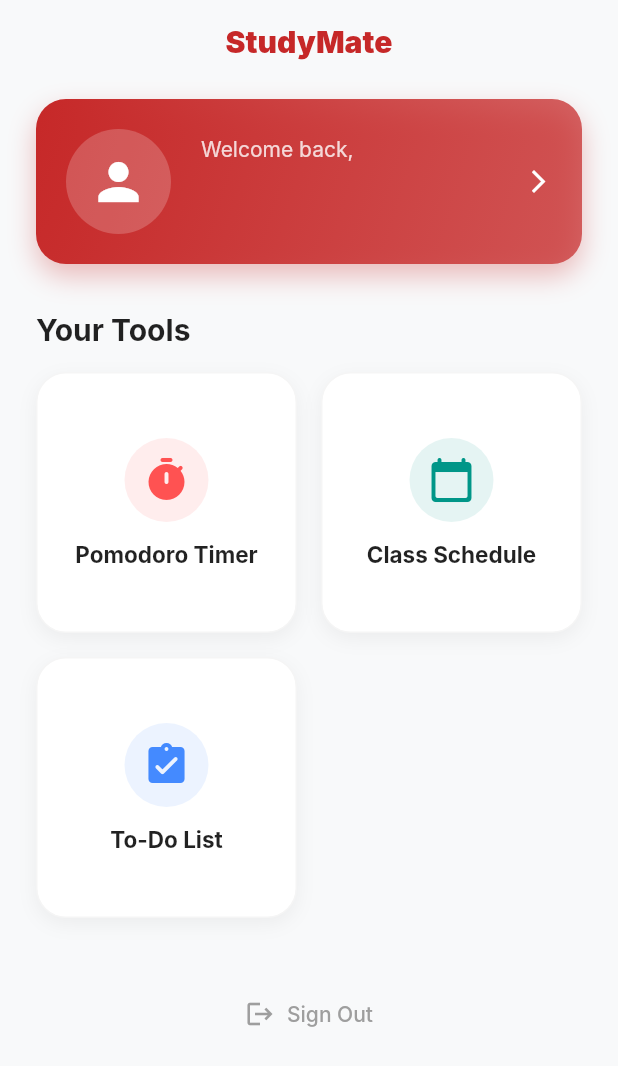
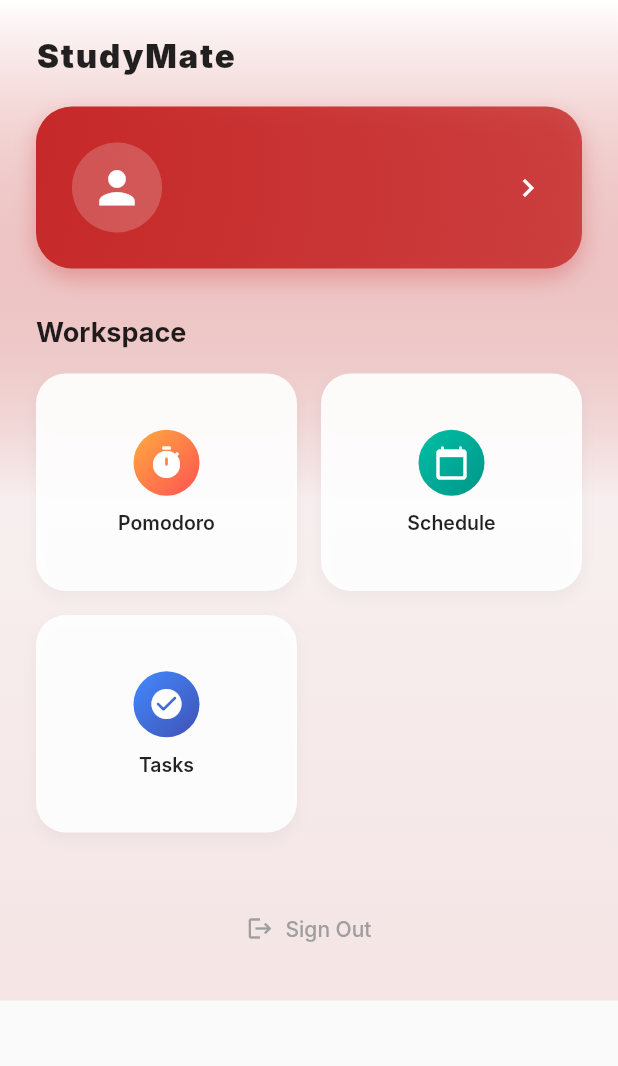
Before and after one commit to arishaahmad/study-mate-application, a Flutter app: the DashboardScreen screen opened directly, on a phone screen of 412 x 824 dp. Shown: the top 1066 px of the screen. Run offline on Flutter 3.47's test engine with Material 3 defaults, Android fonts, the phone set to English and light mode, and no system bars; our stand-ins replace supabase_flutter; accounts and stored records are empty; Roboto replaces fonts that are missing (Inter).

Commit message:
updated UI

```diff
--- a/lib/screens/dashboard_screen.dart
+++ b/lib/screens/dashboard_screen.dart
@@ -11,7 +11,6 @@ final supabase = Supabase.instance.client;
 class DashboardScreen extends StatelessWidget {
   const DashboardScreen({super.key});
 
-  // Fetches name and metadata for the header
   Map<String, String> _getUserData() {
     final user = supabase.auth.currentUser;
     final metadata = user?.userMetadata;
@@ -21,118 +20,85 @@ class DashboardScreen extends StatelessWidget {
     };
   }
 
-  // REFINED: Distinct Profile Header Widget
+  // --- HEADER: LARGE & PROMINENT ---
   Widget _buildProfileHeader(BuildContext context) {
     final userData = _getUserData();
     final primaryColor = Theme.of(context).primaryColor;
 
     return InkWell(
-      onTap: () {
-        Navigator.of(context).push(
-          MaterialPageRoute(builder: (context) => const ProfileScreen()),
-        );
-      },
-      borderRadius: BorderRadius.circular(20),
+      onTap: () => Navigator.push(context, MaterialPageRoute(builder: (context) => const ProfileScreen())),
+      borderRadius: BorderRadius.circular(24),
       child: Container(
-        padding: const EdgeInsets.all(20),
+        padding: const EdgeInsets.all(24),
         decoration: BoxDecoration(
           gradient: LinearGradient(
-            colors: [primaryColor, primaryColor.withOpacity(0.7)],
+            colors: [primaryColor, primaryColor.withOpacity(0.8)],
             begin: Alignment.topLeft,
             end: Alignment.bottomRight,
           ),
-          borderRadius: BorderRadius.circular(20),
+          borderRadius: BorderRadius.circular(24),
           boxShadow: [
-            BoxShadow(
-              color: primaryColor.withOpacity(0.3),
-              blurRadius: 15,
-              offset: const Offset(0, 8),
-            ),
+            BoxShadow(color: primaryColor.withOpacity(0.3), blurRadius: 12, offset: const Offset(0, 6)),
           ],
         ),
         child: Row(
           children: [
             CircleAvatar(
-              radius: 35,
+              radius: 30,
               backgroundColor: Colors.white.withOpacity(0.2),
-              child: const Icon(Icons.person, size: 40, color: Colors.white),
+              child: const Icon(Icons.person, size: 35, color: Colors.white),
             ),
-            const SizedBox(width: 20),
+            const SizedBox(width: 16),
             Expanded(
               child: Column(
                 crossAxisAlignment: CrossAxisAlignment.start,
                 children: [
-                  Text(
-                    'Welcome back,',
-                    style: TextStyle(color: Colors.white.withOpacity(0.8), fontSize: 14),
-                  ),
-                  Text(
-                    userData['name']!,
-                    style: const TextStyle(
-                      color: Colors.white,
-                      fontSize: 22,
-                      fontWeight: FontWeight.bold,
-                    ),
-                  ),
-                  Text(
-                    userData['dept']!,
-                    style: TextStyle(color: Colors.white.withOpacity(0.9), fontSize: 14),
-                  ),
+                  Text(userData['name']!, style: const TextStyle(color: Colors.white, fontSize: 20, fontWeight: FontWeight.bold)),
+                  Text(userData['dept']!, style: TextStyle(color: Colors.white.withOpacity(0.8), fontSize: 13)),
                 ],
               ),
             ),
-            const Icon(Icons.arrow_forward_ios, color: Colors.white, size: 18),
+            const Icon(Icons.chevron_right, color: Colors.white),
           ],
         ),
       ),
     );
   }
 
-  // Feature Card for the Grid
-  Widget _buildFeatureCard(
+  // --- TOOLS: SMALLER & COMPACT ---
+  Widget _buildSmallFeatureCard(
       BuildContext context, {
         required String title,
         required IconData icon,
-        required Color color,
+        required List<Color> gradientColors,
         required VoidCallback onTap,
       }) {
     return InkWell(
       onTap: onTap,
       borderRadius: BorderRadius.circular(20),
       child: Container(
-        padding: const EdgeInsets.all(16),
         decoration: BoxDecoration(
-          color: Colors.white,
+          color: Colors.white.withOpacity(0.9),
           borderRadius: BorderRadius.circular(20),
-          border: Border.all(color: Colors.grey.shade100),
           boxShadow: [
-            BoxShadow(
-              color: Colors.black.withOpacity(0.05),
-              blurRadius: 10,
-              offset: const Offset(0, 4),
-            ),
+            BoxShadow(color: Colors.black.withOpacity(0.04), blurRadius: 8, offset: const Offset(0, 4)),
           ],
         ),
         child: Column(
           mainAxisAlignment: MainAxisAlignment.center,
           children: [
             Container(
-              padding: const EdgeInsets.all(12),
+              padding: const EdgeInsets.all(10), // Reduced padding for smaller icons
               decoration: BoxDecoration(
-                color: color.withOpacity(0.1),
+                gradient: LinearGradient(colors: gradientColors, begin: Alignment.topLeft, end: Alignment.bottomRight),
                 shape: BoxShape.circle,
               ),
-              child: Icon(icon, size: 32, color: color),
+              child: Icon(icon, size: 24, color: Colors.white), // Smaller icon size
             ),
-            const SizedBox(height: 12),
+            const SizedBox(height: 10),
             Text(
               title,
-              textAlign: TextAlign.center,
-              style: const TextStyle(
-                fontSize: 15,
-                fontWeight: FontWeight.w700,
-                color: Colors.black87,
-              ),
+              style: const TextStyle(fontSize: 13, fontWeight: FontWeight.w600, color: Colors.black87),
             ),
           ],
         ),
@@ -145,72 +111,64 @@ class DashboardScreen extends StatelessWidget {
     final primaryColor = Theme.of(context).primaryColor;
 
     return Scaffold(
-      backgroundColor: const Color(0xFFF8F9FA), // Slightly off-white background
-      appBar: AppBar(
-        title: const Text('StudyMate', style: TextStyle(fontWeight: FontWeight.w900)),
-        centerTitle: true,
-        backgroundColor: Colors.transparent,
-        elevation: 0,
-        foregroundColor: primaryColor,
-        automaticallyImplyLeading: false,
+      body: Container(
+        // --- PAGE GRADIENT THEME ---
+        decoration: BoxDecoration(
+          gradient: LinearGradient(
+            colors: [Colors.white, primaryColor.withOpacity(0.05), primaryColor.withOpacity(0.1)],
+            begin: Alignment.topCenter,
+            end: Alignment.bottomCenter,
           ),
-      body: SingleChildScrollView(
-        padding: const EdgeInsets.symmetric(horizontal: 24.0),
+        ),
+        child: SafeArea(
+          child: SingleChildScrollView(
+            padding: const EdgeInsets.all(24.0),
             child: Column(
               crossAxisAlignment: CrossAxisAlignment.start,
-          children: <Widget>[
-            const SizedBox(height: 10),
+              children: [
+                const Text('StudyMate', style: TextStyle(fontSize: 22, fontWeight: FontWeight.w900, letterSpacing: 1.2)),
+                const SizedBox(height: 20),
 
-            // --- NEW PROFILE HEADER ---
                 _buildProfileHeader(context),
 
                 const SizedBox(height: 32),
-
-            const Text(
-              'Your Tools',
-              style: TextStyle(
-                fontSize: 20,
-                fontWeight: FontWeight.bold,
-                color: Colors.black87,
-              ),
-            ),
+                const Text('Workspace', style: TextStyle(fontSize: 18, fontWeight: FontWeight.bold)),
                 const SizedBox(height: 16),
 
-            // --- TOOLS GRID ---
+                // --- TOOLS GRID (Smaller height/aspect ratio) ---
                 GridView.count(
                   crossAxisCount: 2,
                   crossAxisSpacing: 16,
                   mainAxisSpacing: 16,
+                  childAspectRatio: 1.2, // Makes the cards shorter/smaller
                   shrinkWrap: true,
                   physics: const NeverScrollableScrollPhysics(),
                   children: [
-                _buildFeatureCard(
+                    _buildSmallFeatureCard(
                       context,
-                  title: 'Pomodoro Timer',
+                      title: 'Pomodoro',
                       icon: Icons.timer_rounded,
-                  color: Colors.redAccent,
+                      gradientColors: [Colors.orangeAccent, Colors.redAccent],
                       onTap: () => Navigator.push(context, MaterialPageRoute(builder: (context) => const PomodoroTimerScreen())),
                     ),
-                _buildFeatureCard(
+                    _buildSmallFeatureCard(
                       context,
-                  title: 'Class Schedule',
+                      title: 'Schedule',
                       icon: Icons.calendar_today_rounded,
-                  color: Colors.teal,
+                      gradientColors: [Colors.tealAccent.shade700, Colors.teal],
                       onTap: () => Navigator.push(context, MaterialPageRoute(builder: (context) => const ScheduleScreen())),
                     ),
-                _buildFeatureCard(
+                    _buildSmallFeatureCard(
                       context,
-                  title: 'To-Do List',
-                  icon: Icons.assignment_turned_in_rounded,
-                  color: Colors.blueAccent,
+                      title: 'Tasks',
+                      icon: Icons.check_circle_rounded,
+                      gradientColors: [Colors.blueAccent, Colors.indigo],
                       onTap: () => Navigator.push(context, MaterialPageRoute(builder: (context) => const ToDoListScreen())),
                     ),
                   ],
                 ),
 
                 const SizedBox(height: 40),
-
-            // --- QUIET LOGOUT ---
                 Center(
                   child: TextButton.icon(
                     onPressed: () async {
@@ -222,13 +180,13 @@ class DashboardScreen extends StatelessWidget {
                         );
                       }
                     },
-                icon: const Icon(Icons.logout, size: 20),
-                label: const Text('Sign Out'),
-                style: TextButton.styleFrom(foregroundColor: Colors.grey),
+                    icon: const Icon(Icons.logout, size: 18, color: Colors.grey),
+                    label: const Text('Sign Out', style: TextStyle(color: Colors.grey)),
                   ),
                 ),
-            const SizedBox(height: 20),
               ],
+            ),
+          ),
         ),
       ),
     );
```
Lines whose indentation alone changed are shown as unchanged.
